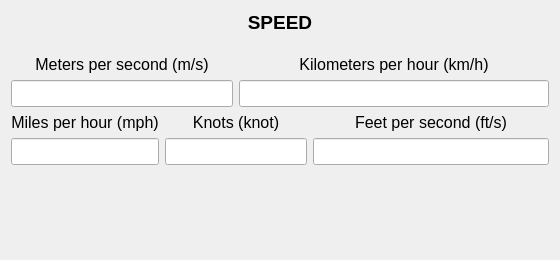
Old version of the form speed.ui in the repository dimitris47/units.
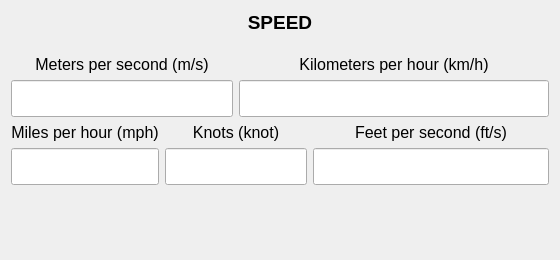
New version of the form.

Patch:
```diff
--- a/speed.ui
+++ b/speed.ui
@@ -16,6 +16,12 @@
   <layout class="QGridLayout" name="gridLayout">
    <item row="3" column="4" colspan="2">
     <widget class="QLineEdit" name="kmhline">
+     <property name="sizePolicy">
+      <sizepolicy hsizetype="Expanding" vsizetype="MinimumExpanding">
+       <horstretch>0</horstretch>
+       <verstretch>0</verstretch>
+      </sizepolicy>
+     </property>
      <property name="font">
       <font>
        <pointsize>12</pointsize>
@@ -28,6 +34,12 @@
    </item>
    <item row="5" column="1" colspan="2">
     <widget class="QLineEdit" name="mphline">
+     <property name="sizePolicy">
+      <sizepolicy hsizetype="Expanding" vsizetype="MinimumExpanding">
+       <horstretch>0</horstretch>
+       <verstretch>0</verstretch>
+      </sizepolicy>
+     </property>
      <property name="font">
       <font>
        <pointsize>12</pointsize>
@@ -70,6 +82,12 @@
    </item>
    <item row="5" column="3" colspan="2">
     <widget class="QLineEdit" name="knline">
+     <property name="sizePolicy">
+      <sizepolicy hsizetype="Expanding" vsizetype="MinimumExpanding">
+       <horstretch>0</horstretch>
+       <verstretch>0</verstretch>
+      </sizepolicy>
+     </property>
      <property name="font">
       <font>
        <pointsize>12</pointsize>
@@ -82,6 +100,12 @@
    </item>
    <item row="5" column="5">
     <widget class="QLineEdit" name="ftpsline">
+     <property name="sizePolicy">
+      <sizepolicy hsizetype="Expanding" vsizetype="MinimumExpanding">
+       <horstretch>0</horstretch>
+       <verstretch>0</verstretch>
+      </sizepolicy>
+     </property>
      <property name="font">
       <font>
        <pointsize>12</pointsize>
@@ -94,6 +118,12 @@
    </item>
    <item row="3" column="1" colspan="3">
     <widget class="QLineEdit" name="mpsline">
+     <property name="sizePolicy">
+      <sizepolicy hsizetype="Expanding" vsizetype="MinimumExpanding">
+       <horstretch>0</horstretch>
+       <verstretch>0</verstretch>
+      </sizepolicy>
+     </property>
      <property name="font">
       <font>
        <pointsize>12</pointsize>
```
